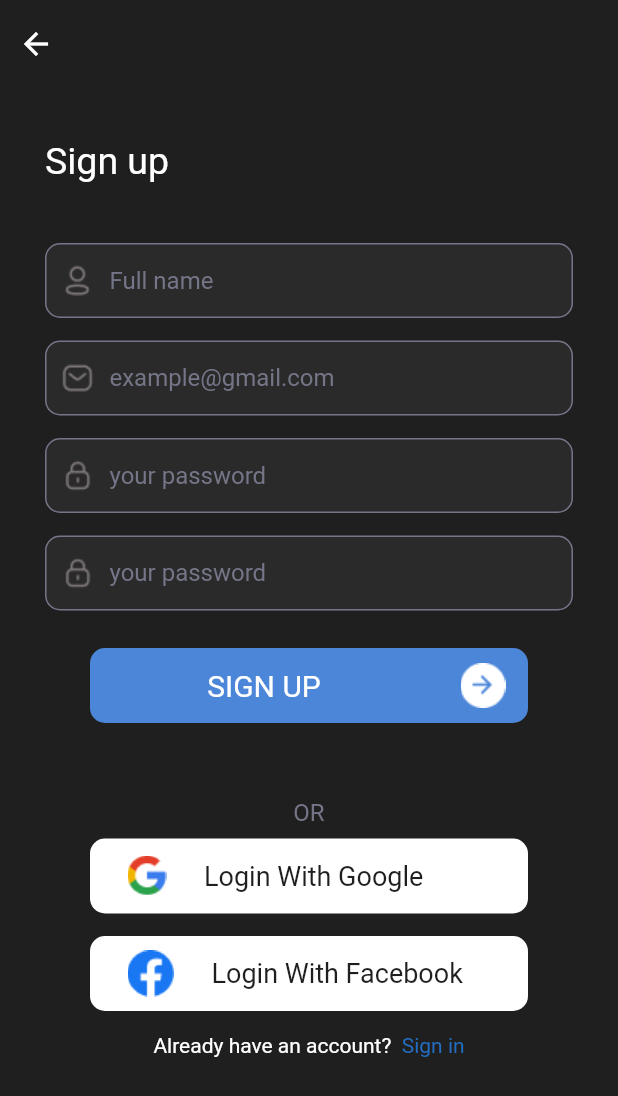
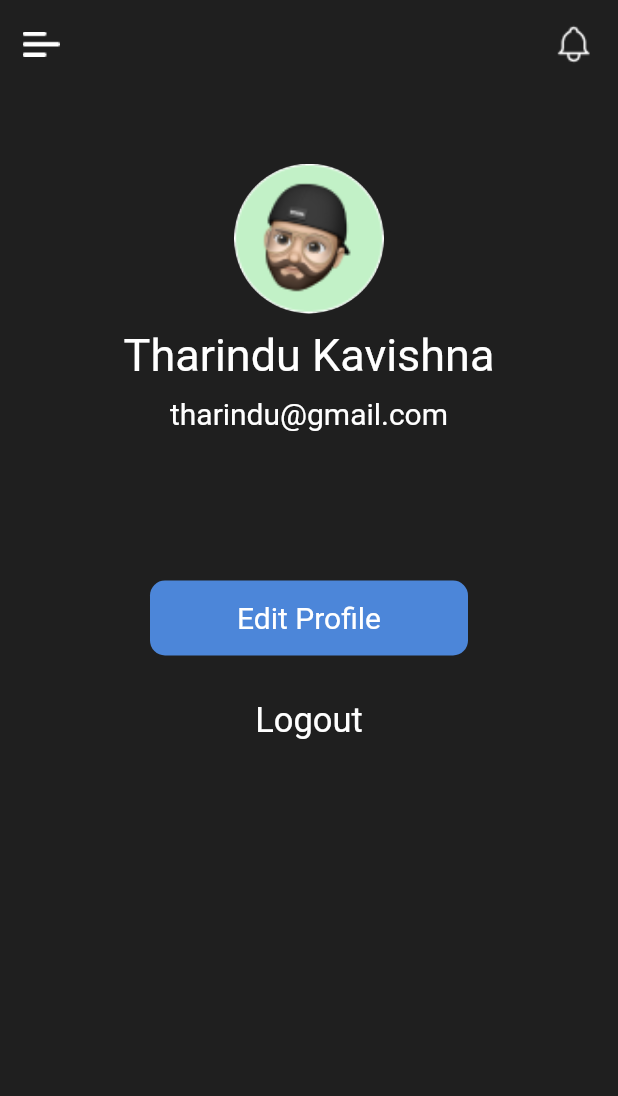
Before and after one commit to tharindu97/SuntechIT-Assessment, a Flutter app: the screen it shows after launch, on a phone screen of 412 x 824 dp. Shown: the top 1096 px of the screen. Run offline on Flutter 3.47's test engine with Material 2 defaults, Android fonts, the phone set to English and light mode, and no system bars.

Commit message:
screen 9 & screen 10

```diff
--- a/lib/main.dart
+++ b/lib/main.dart
@@ -1,7 +1,5 @@
 import 'package:ecommerce/routers.dart';
-import 'package:ecommerce/views/introduction/introduction.dart';
-import 'package:ecommerce/views/user_login/user_login.dart';
-import 'package:ecommerce/views/user_register/user_register.dart';
+import 'package:ecommerce/views/user_profile/user_profile.dart';
 import 'package:flutter/material.dart';
 
 main() {
@@ -16,7 +14,7 @@ class SuntechITEcommerceApp extends StatelessWidget {
       title: 'SunTech IT Ecommerce Application',
       debugShowCheckedModeBanner: false,
       routes: routes,
-      initialRoute: UserRegister.routeName,
+      initialRoute: UserProfile.routeName,
     );
   }
 }
--- a/lib/routers.dart
+++ b/lib/routers.dart
@@ -1,5 +1,6 @@
 import 'package:ecommerce/views/introduction/introduction.dart';
 import 'package:ecommerce/views/user_login/user_login.dart';
+import 'package:ecommerce/views/user_profile/user_profile.dart';
 import 'package:ecommerce/views/user_register/user_register.dart';
 import 'package:flutter/material.dart';
 
@@ -7,4 +8,5 @@ final Map<String, WidgetBuilder> routes = {
   Introduction.routeName: (_) => const Introduction(),
   UserLogin.routeName: (_) => const UserLogin(),
   UserRegister.routeName: (_) => const UserRegister(),
+  UserProfile.routeName: (_) => const UserProfile(),
 };
--- /dev/null
+++ b/lib/views/navigation/navigation_bar.dart
@@ -0,0 +1,15 @@
+import 'package:flutter/material.dart';
+
+class NavigationBar extends StatefulWidget {
+  const NavigationBar({Key? key}) : super(key: key);
+
+  @override
+  _NavigationBarState createState() => _NavigationBarState();
+}
+
+class _NavigationBarState extends State<NavigationBar> {
+  @override
+  Widget build(BuildContext context) {
+    return Container();
+  }
+}
--- /dev/null
+++ b/lib/views/user_profile/user_profile.dart
@@ -0,0 +1,173 @@
+import 'package:ecommerce/config/color_config.dart';
+import 'package:ecommerce/widgets/common_widget.dart';
+import 'package:ecommerce/widgets/user_profile_common_button.dart';
+import 'package:flutter/material.dart';
+
+class UserProfile extends StatefulWidget {
+  static const routeName = './user';
+  const UserProfile({Key? key}) : super(key: key);
+
+  @override
+  _UserProfileState createState() => _UserProfileState();
+}
+
+class _UserProfileState extends State<UserProfile> {
+  bool isUserProfile = true;
+
+  @override
+  Widget build(BuildContext context) {
+    return Scaffold(
+      backgroundColor: AppColor.black,
+      body: ListView(
+        children: [
+          Padding(
+            padding: const EdgeInsets.all(15.0),
+            child: Row(
+              mainAxisAlignment: MainAxisAlignment.spaceBetween,
+              children: [
+                Image.asset("images/menu.png"),
+                Image.asset("images/notification.png"),
+              ],
+            ),
+          ),
+          Column(
+            mainAxisAlignment: MainAxisAlignment.spaceEvenly,
+            crossAxisAlignment: CrossAxisAlignment.center,
+            children: [
+              const SizedBox(
+                height: 50.0,
+              ),
+              const CircleAvatar(
+                radius: 50.0,
+                backgroundImage: AssetImage("images/propic_img.png"),
+                backgroundColor: Colors.transparent,
+              ),
+              const SizedBox(
+                height: 10.0,
+              ),
+              textWidget(title: "Tharindu Kavishna", fontSize: 30),
+              const SizedBox(
+                height: 10.0,
+              ),
+              if (isUserProfile)
+                textWidget(title: "tharindu@gmail.com", fontSize: 20),
+              const SizedBox(
+                height: 70.0,
+              ),
+              isUserProfile
+                  ? Padding(
+                      padding: const EdgeInsets.symmetric(vertical: 30),
+                      child: CommonButton(
+                        title: "Edit Profile",
+                        onTap: () {
+                          setState(() {
+                            isUserProfile = false;
+                          });
+                        },
+                      ),
+                    )
+                  : Column(
+                      children: [
+                        // User Full Name
+                        Container(
+                          margin: const EdgeInsets.symmetric(horizontal: 30),
+                          height: 50,
+                          decoration: BoxDecoration(
+                            color: AppColor.gray,
+                            borderRadius: BorderRadius.circular(10),
+                            border: Border.all(
+                              color: AppColor.lightGray,
+                              width: 1,
+                            ),
+                          ),
+                          child: Row(
+                            children: [
+                              Container(
+                                padding:
+                                    const EdgeInsets.only(left: 10, right: 10),
+                                child: Image.asset("images/username.png"),
+                              ),
+                              const Expanded(
+                                child: TextField(
+                                  decoration: InputDecoration(
+                                    hintText: "Full name",
+                                    hintStyle:
+                                        TextStyle(color: AppColor.lightGray),
+                                    border: InputBorder.none,
+                                    labelStyle: TextStyle(fontSize: 20.0),
+                                  ),
+                                  keyboardType: TextInputType.text,
+                                ),
+                              ),
+                            ],
+                          ),
+                        ),
+
+                        const SizedBox(
+                          height: 15,
+                        ),
+
+                        // User Email
+                        Container(
+                          margin: const EdgeInsets.symmetric(horizontal: 30),
+                          height: 50,
+                          decoration: BoxDecoration(
+                            color: AppColor.gray,
+                            borderRadius: BorderRadius.circular(10),
+                            border: Border.all(
+                              color: AppColor.lightGray,
+                              width: 1,
+                            ),
+                          ),
+                          child: Row(
+                            children: [
+                              Container(
+                                padding:
+                                    const EdgeInsets.only(left: 10, right: 10),
+                                child: Image.asset("images/email.png"),
+                              ),
+                              const Expanded(
+                                child: TextField(
+                                  decoration: InputDecoration(
+                                    hintText: "example@gmail.com",
+                                    hintStyle:
+                                        TextStyle(color: AppColor.lightGray),
+                                    border: InputBorder.none,
+                                    labelStyle: TextStyle(fontSize: 20.0),
+                                  ),
+                                  keyboardType: TextInputType.text,
+                                ),
+                              ),
+                            ],
+                          ),
+                        ),
+
+                        const SizedBox(
+                          height: 40,
+                        ),
+
+                        Padding(
+                          padding: const EdgeInsets.symmetric(vertical: 30),
+                          child: CommonButton(
+                            title: "Save",
+                            onTap: () {},
+                          ),
+                        ),
+                        GestureDetector(
+                          onTap: () {
+                            setState(() {
+                              isUserProfile = true;
+                            });
+                          },
+                          child: textWidget(title: "Cancel", fontSize: 23),
+                        ),
+                      ],
+                    ),
+              if (isUserProfile) textWidget(title: "Logout", fontSize: 23),
+            ],
+          ),
+        ],
+      ),
+    );
+  }
+}
--- a/lib/views/user_register/user_register.dart
+++ b/lib/views/user_register/user_register.dart
@@ -5,7 +5,6 @@ import 'package:ecommerce/widgets/social_media_button.dart';
 import 'package:flutter/material.dart';
 
 class UserRegister extends StatefulWidget {
-
   static const routeName = './register';
   const UserRegister({Key? key}) : super(key: key);
 
@@ -20,15 +19,21 @@ class _UserRegisterState extends State<UserRegister> {
       backgroundColor: AppColor.black,
       body: ListView(
         children: [
-          const SizedBox(height: 5,),
+          const SizedBox(
+            height: 5,
+          ),
           backButton(),
-          const SizedBox(height: 40,),
+          const SizedBox(
+            height: 40,
+          ),
           Container(
-            margin: EdgeInsets.only(left: 30),
+            margin: const EdgeInsets.only(left: 30),
             alignment: Alignment.topLeft,
             child: textWidget(title: "Sign up", fontSize: 25),
           ),
-          const SizedBox(height: 40,),
+          const SizedBox(
+            height: 40,
+          ),
 
           // User Full Name
           Container(
@@ -63,7 +68,9 @@ class _UserRegisterState extends State<UserRegister> {
             ),
           ),
 
-          const SizedBox(height: 15,),
+          const SizedBox(
+            height: 15,
+          ),
 
           // User Email
           Container(
@@ -98,7 +105,9 @@ class _UserRegisterState extends State<UserRegister> {
             ),
           ),
 
-          const SizedBox(height: 15,),
+          const SizedBox(
+            height: 15,
+          ),
 
           // User Password
           Container(
@@ -133,7 +142,9 @@ class _UserRegisterState extends State<UserRegister> {
             ),
           ),
 
-          const SizedBox(height: 15,),
+          const SizedBox(
+            height: 15,
+          ),
 
           // User Confirm Password
           Container(
@@ -168,11 +179,15 @@ class _UserRegisterState extends State<UserRegister> {
             ),
           ),
 
-          const SizedBox(height: 25,),
+          const SizedBox(
+            height: 25,
+          ),
 
           const CustomButton(title: "SIGN UP"),
 
-          const SizedBox(height: 50,),
+          const SizedBox(
+            height: 50,
+          ),
 
           const Text(
             "OR",
@@ -182,18 +197,26 @@ class _UserRegisterState extends State<UserRegister> {
               fontSize: 16,
             ),
           ),
-          const SizedBox(height: 8,),
+          const SizedBox(
+            height: 8,
+          ),
 
-          const SocialMedia(title: "Login With Google", imagePath: "images/google.png"),
+          const SocialMedia(
+              title: "Login With Google", imagePath: "images/google.png"),
 
-          const SizedBox(height: 15,),
+          const SizedBox(
+            height: 15,
+          ),
 
-          const SocialMedia(title: "Login With Facebook", imagePath: "images/facebook.png"),
+          const SocialMedia(
+              title: "Login With Facebook", imagePath: "images/facebook.png"),
 
-          const SizedBox(height: 15,),
+          const SizedBox(
+            height: 15,
+          ),
 
-          richText(firstName: "Already have an account? ", lastName: ' Sign in'),
-
+          richText(
+              firstName: "Already have an account? ", lastName: ' Sign in'),
         ],
       ),
     );
--- /dev/null
+++ b/lib/widgets/user_profile_common_button.dart
@@ -0,0 +1,31 @@
+import 'package:ecommerce/config/color_config.dart';
+import 'package:ecommerce/widgets/common_widget.dart';
+import 'package:flutter/material.dart';
+
+class CommonButton extends StatelessWidget {
+  const CommonButton({Key? key, required this.title, required this.onTap})
+      : super(key: key);
+  final String title;
+  final void Function() onTap;
+  @override
+  Widget build(BuildContext context) {
+    return GestureDetector(
+      onTap: onTap,
+      child: Container(
+        height: 50,
+        margin: const EdgeInsets.symmetric(horizontal: 100),
+        decoration: BoxDecoration(
+          color: AppColor.buttonColor,
+          borderRadius: BorderRadius.circular(10),
+        ),
+        child: Container(
+          alignment: Alignment.center,
+          child: textWidget(
+            title: title,
+            fontSize: 20,
+          ),
+        ),
+      ),
+    );
+  }
+}
```
